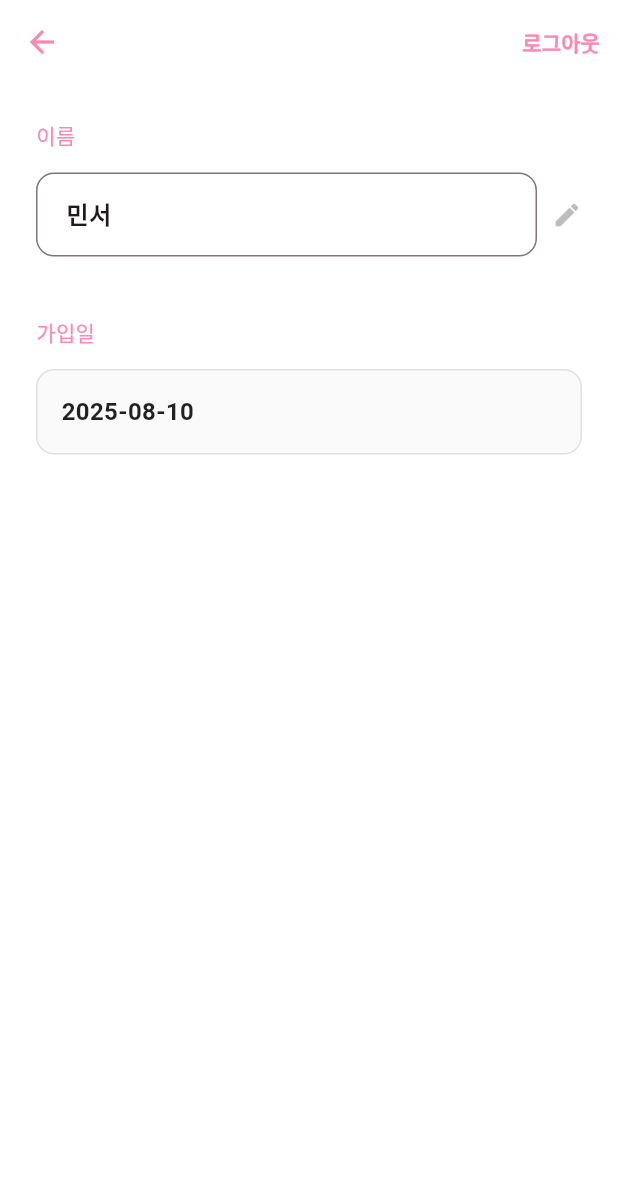
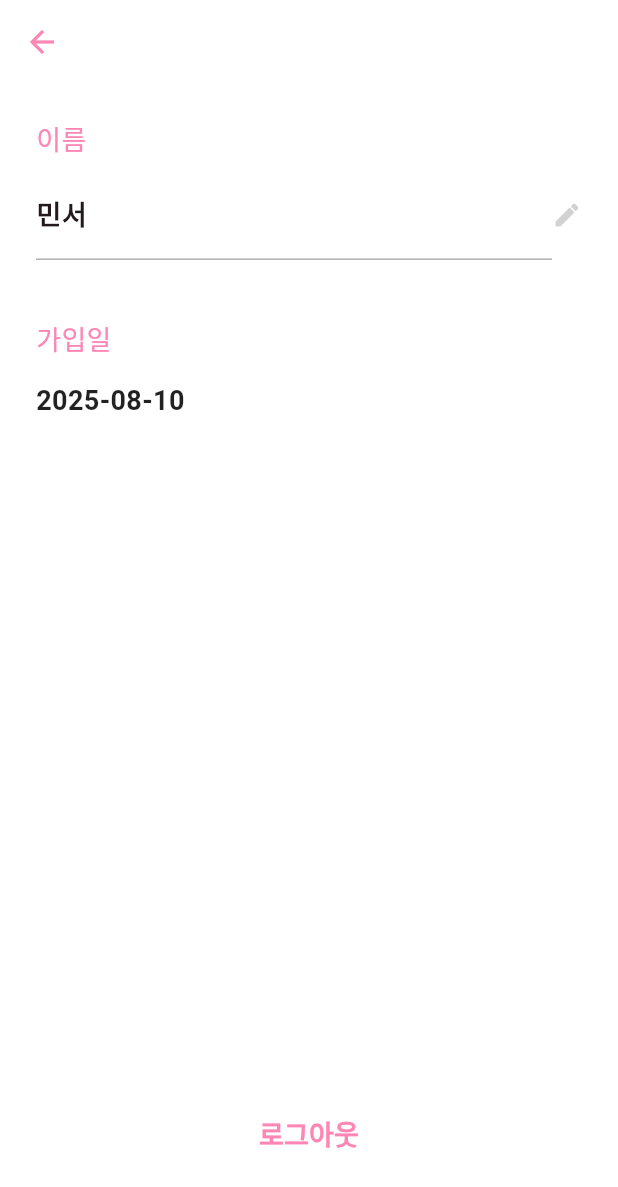
Before and after one commit to jungwonchae/moya, a Flutter app: the InputInfoNameSettingScreen screen opened by its route, on a phone screen of 412 x 824 dp. Shown: the top 1187 px of the screen. Run offline on Flutter 3.47's test engine with Material 3 defaults, Android fonts, the phone set to English and light mode, and no system bars; our stand-ins replace flutter_bluetooth_serial, flutter_svg, get, permission_handler, shared_preferences; accounts and stored records are empty; Roboto replaces fonts that are missing (Pretendard); project files that could hold a hidden picture were left out.

Commit message:
이름 설정 수정 추가

```diff
--- a/lib/screens/input_info/input_info_name_setting_screen.dart
+++ b/lib/screens/input_info/input_info_name_setting_screen.dart
@@ -1,4 +1,5 @@
 import 'package:flutter/material.dart';
+import 'package:moya_app/themes/colortheme.dart';
 
 class InputInfoNameSettingScreen extends StatefulWidget {
   @override
@@ -7,6 +8,43 @@ class InputInfoNameSettingScreen extends StatefulWidget {
 
 class _InputInfoNameSettingScreenState extends State<InputInfoNameSettingScreen> {
   TextEditingController nameController = TextEditingController(text: '민서');
+  FocusNode nameFocusNode = FocusNode();
+
+  @override
+  void initState() {
+    super.initState();
+    // 포커스가 없어질 때 자동 저장
+    nameFocusNode.addListener(() {
+      if (!nameFocusNode.hasFocus) {
+        _saveName();
+      }
+    });
+  }
+
+  @override
+  void dispose() {
+    nameController.dispose();
+    nameFocusNode.dispose();
+    super.dispose();
+  }
+
+  void _saveName() {
+    // 임시 이름 저장 로직 추후에 파베로 연결
+    print('이름 저장됨: ${nameController.text}');
+
+    // 저장 완료 피드백 (선택사항)
+    ScaffoldMessenger.of(context).showSnackBar(
+      SnackBar(
+        content: Text('이름이 저장되었습니다.'),
+        backgroundColor: ColorTheme.subColor,
+        duration: Duration(seconds: 1),
+        behavior: SnackBarBehavior.floating,
+        shape: RoundedRectangleBorder(
+          borderRadius: BorderRadius.circular(10),
+        ),
+      ),
+    );
+  }
 
   @override
   Widget build(BuildContext context) {
@@ -16,43 +54,9 @@ class _InputInfoNameSettingScreenState extends State<InputInfoNameSettingScreen>
         backgroundColor: Colors.white,
         elevation: 0,
         leading: IconButton(
-          icon: Icon(Icons.arrow_back, color: Color(0xFFFF85B4)),
+          icon: Icon(Icons.arrow_back, color: ColorTheme.subColor),
           onPressed: () => Navigator.pop(context),
         ),
-        actions: [
-          TextButton(
-            onPressed: () {
-              // 로그아웃 기능
-              showDialog(
-                context: context,
-                builder: (context) => AlertDialog(
-                  title: Text('로그아웃'),
-                  content: Text('정말 로그아웃 하시겠습니까?'),
-                  actions: [
-                    TextButton(
-                      onPressed: () => Navigator.pop(context),
-                      child: Text('취소'),
-                    ),
-                    TextButton(
-                      onPressed: () {
-                        Navigator.pop(context);
-                        Navigator.pushReplacementNamed(context, '/login');
-                      },
-                      child: Text('로그아웃', style: TextStyle(color: Colors.red)),
-                    ),
-                  ],
-                ),
-              );
-            },
-            child: Text(
-              '로그아웃',
-              style: TextStyle(
-                color: Color(0xFFFF85B4),
-                fontSize: 14,
-              ),
-            ),
-          ),
-        ],
       ),
       body: Padding(
         padding: EdgeInsets.all(24),
@@ -63,47 +67,42 @@ class _InputInfoNameSettingScreenState extends State<InputInfoNameSettingScreen>
             Text(
               '이름',
               style: TextStyle(
-                fontSize: 14,
-                color: Color(0xFFFF85B4),
+                fontSize: 18,
+                color: ColorTheme.subColor,
                 fontWeight: FontWeight.w500,
               ),
             ),
 
-            SizedBox(height: 15),
+            SizedBox(height: 8),
 
             // 이름 입력 필드
-            Container(
-              width: double.infinity,
-              child: Row(
+            Row(
               children: [
                 Expanded(
                   child: TextField(
                     controller: nameController,
+                    focusNode: nameFocusNode, // 다른데 터치하면 자동 저장되도록
                     decoration: InputDecoration(
-                        border: OutlineInputBorder(
-                          borderRadius: BorderRadius.circular(12),
-                          borderSide: BorderSide(color: Colors.grey[300]!),
+                      enabledBorder: UnderlineInputBorder(
+                        borderSide: BorderSide(color: ColorTheme.textGray, width: 0.5),
                       ),
-                        focusedBorder: OutlineInputBorder(
-                          borderRadius: BorderRadius.circular(12),
-                          borderSide: BorderSide(color: Color(0xFFFF85B4)),
+                      focusedBorder: UnderlineInputBorder(
+                        borderSide: BorderSide(color: ColorTheme.subColor, width: 2),
                       ),
-                        contentPadding: EdgeInsets.symmetric(horizontal: 16, vertical: 16),
+                      contentPadding: EdgeInsets.symmetric(vertical: 16),
                     ),
                     style: TextStyle(
-                        fontSize: 16,
+                      fontSize: 18,
                       fontWeight: FontWeight.w600,
                     ),
                   ),
                 ),
-                  SizedBox(width: 10),
                 Icon(
                   Icons.edit,
-                    color: Colors.grey[400],
+                  color: ColorTheme.iconGray,
                   size: 20,
                 ),
               ],
-              ),
             ),
 
             SizedBox(height: 40),
@@ -112,8 +111,8 @@ class _InputInfoNameSettingScreenState extends State<InputInfoNameSettingScreen>
             Text(
               '가입일',
               style: TextStyle(
-                fontSize: 14,
-                color: Color(0xFFFF85B4),
+                fontSize: 18,
+                color: ColorTheme.subColor,
                 fontWeight: FontWeight.w500,
               ),
             ),
@@ -121,25 +120,127 @@ class _InputInfoNameSettingScreenState extends State<InputInfoNameSettingScreen>
             SizedBox(height: 15),
 
             // 가입일 표시
-            Container(
-              width: double.infinity,
-              padding: EdgeInsets.symmetric(horizontal: 16, vertical: 16),
-              decoration: BoxDecoration(
-                borderRadius: BorderRadius.circular(12),
-                border: Border.all(color: Colors.grey[300]!),
-                color: Colors.grey[50],
-              ),
-              child: Text(
+            Text(
               '2025-08-10',
               style: TextStyle(
-                  fontSize: 16,
+                fontSize: 18,
                 fontWeight: FontWeight.w600,
                 color: Colors.black87,
               ),
             ),
+
+            Spacer(),
+
+            // 로그아웃 버튼
+            Center(
+              child: TextButton(
+                onPressed: () {
+                  showDialog(
+                    context: context,
+                    barrierDismissible: false,
+                    builder: (context) => AlertDialog(
+                      backgroundColor: Colors.white,
+                      shape: RoundedRectangleBorder(
+                        borderRadius: BorderRadius.circular(20),
+                      ),
+                      contentPadding: EdgeInsets.all(24),
+                      content: Column(
+                        mainAxisSize: MainAxisSize.min,
+                        children: [
+                          Icon(
+                            Icons.logout,
+                            color: ColorTheme.subColor,
+                            size: 48,
+                          ),
+                          SizedBox(height: 20),
+                          Text(
+                            '로그아웃',
+                            style: TextStyle(
+                              fontSize: 20,
+                              fontWeight: FontWeight.bold,
+                              color: ColorTheme.textBlack,
+                            ),
+                          ),
+                          SizedBox(height: 12),
+                          Text(
+                            '정말 로그아웃 하시겠습니까?',
+                            textAlign: TextAlign.center,
+                            style: TextStyle(
+                              fontSize: 14,
+                              color: ColorTheme.textGray,
+                            ),
+                          ),
+                          SizedBox(height: 24),
+                          Row(
+                            children: [
+                              Expanded(
+                                child: Container(
+                                  height: 48,
+                                  child: ElevatedButton(
+                                    onPressed: () => Navigator.pop(context),
+                                    style: ElevatedButton.styleFrom(
+                                      backgroundColor: Colors.grey[100],
+                                      foregroundColor: Colors.grey[600],
+                                      elevation: 0,
+                                      shape: RoundedRectangleBorder(
+                                        borderRadius: BorderRadius.circular(12),
+                                      ),
+                                    ),
+                                    child: Text(
+                                      '취소',
+                                      style: TextStyle(
+                                        fontSize: 16,
+                                        fontWeight: FontWeight.w600,
+                                      ),
+                                    ),
+                                  ),
+                                ),
+                              ),
+                              SizedBox(width: 12),
+                              Expanded(
+                                child: Container(
+                                  height: 48,
+                                  child: ElevatedButton(
+                                    onPressed: () {
+                                      Navigator.pop(context);
+                                      Navigator.pushReplacementNamed(context, '/login');
+                                    },
+                                    style: ElevatedButton.styleFrom(
+                                      backgroundColor: Colors.red[400],
+                                      foregroundColor: ColorTheme.background,
+                                      elevation: 0,
+                                      shape: RoundedRectangleBorder(
+                                        borderRadius: BorderRadius.circular(12),
+                                      ),
+                                    ),
+                                    child: Text(
+                                      '로그아웃',
+                                      style: TextStyle(
+                                        fontSize: 16,
+                                        fontWeight: FontWeight.w600,
+                                      ),
+                                    ),
+                                  ),
+                                ),
+                              ),
+                            ],
+                          ),
+                        ],
+                      ),
+                    ),
+                  );
+                },
+                child: Text(
+                  '로그아웃',
+                  style: TextStyle(
+                    color: ColorTheme.subColor,
+                    fontSize: 18,
+                  ),
+                ),
+              ),
             ),
 
-            Spacer(),
+            SizedBox(height: 20),
           ],
         ),
       ),
```
Lines whose indentation alone changed are shown as unchanged.
